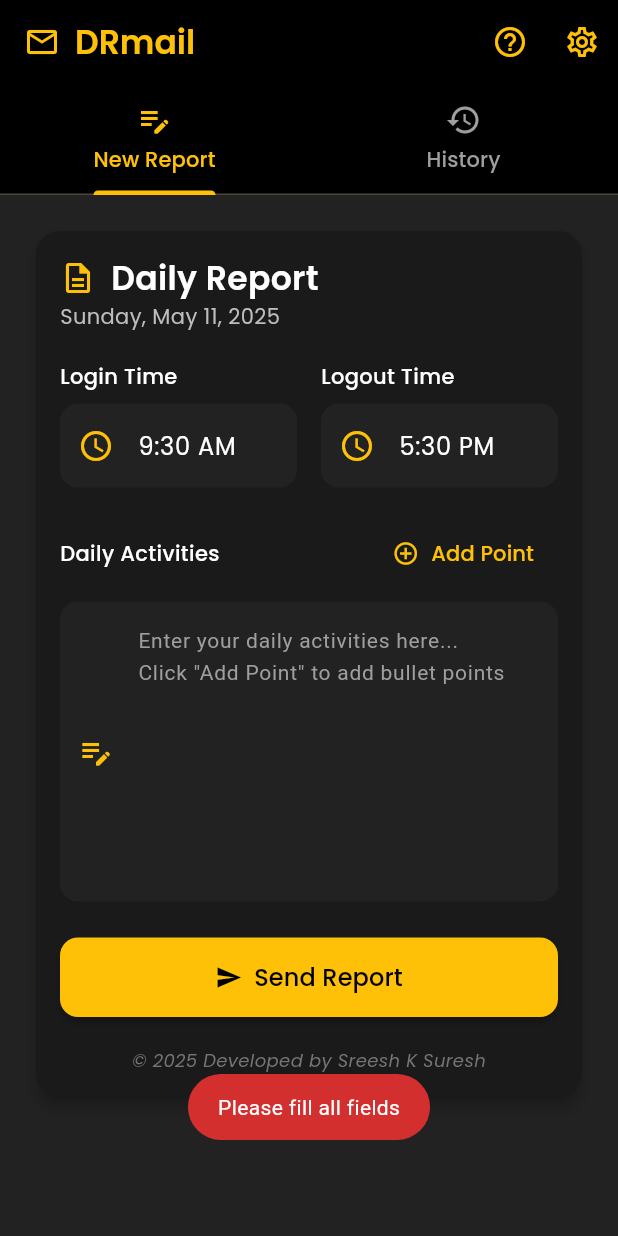
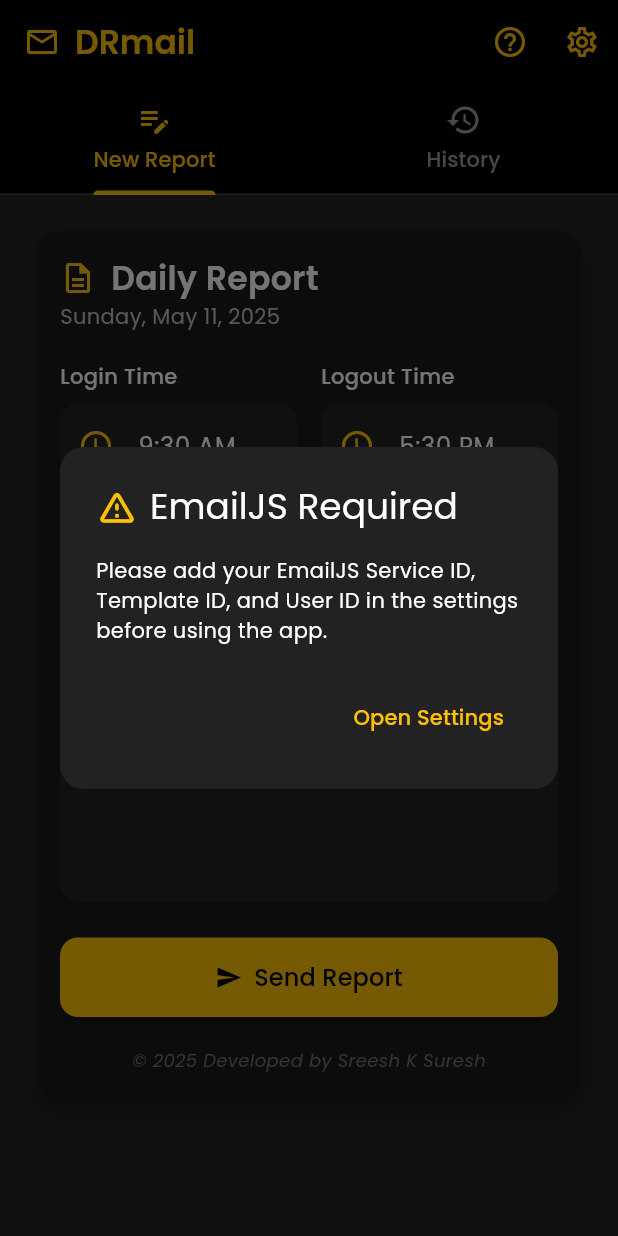
Before and after one commit to Sreeshks/drmail, a Flutter app: the screen it shows after launch, after a tap on "Send Report", on a phone screen of 412 x 824 dp. Run offline on Flutter 3.47's test engine with Material 3 defaults, Android fonts, the phone set to English and light mode, and no system bars; drawn by our look-alikes of flutter_animate; our stand-ins replace fluttertoast, google_fonts, shared_preferences.

Commit message:
bug fixed and add  emailjs ids required

```diff
--- a/lib/main.dart
+++ b/lib/main.dart
@@ -137,11 +137,60 @@ class _EmailScreenState extends State<EmailScreen>
 
   Future<void> _loadEmailServiceSettings() async {
     SharedPreferences prefs = await SharedPreferences.getInstance();
-    _serviceIdController.text =
-        prefs.getString('serviceId') ?? 'service_po5m52c';
-    _templateIdController.text =
-        prefs.getString('templateId') ?? 'template_icnzmr9';
-    _userIdController.text = prefs.getString('userId') ?? 'ys6bmZUnz4w5hWi1g';
+    _serviceIdController.text = prefs.getString('serviceId') ?? '';
+    _templateIdController.text = prefs.getString('templateId') ?? '';
+    _userIdController.text = prefs.getString('userId') ?? '';
+
+    // Check if any EmailJS ID is missing and show dialog
+    if (_serviceIdController.text.trim().isEmpty ||
+        _templateIdController.text.trim().isEmpty ||
+        _userIdController.text.trim().isEmpty) {
+      // Wait for the first frame to ensure context is available
+      WidgetsBinding.instance.addPostFrameCallback((_) {
+        showDialog(
+          context: context,
+          barrierDismissible: false,
+          builder: (BuildContext context) {
+            return AlertDialog(
+              backgroundColor: const Color(0xFF222222),
+              shape: RoundedRectangleBorder(
+                borderRadius: BorderRadius.circular(16),
+              ),
+              title: Row(
+                children: [
+                  const Icon(
+                    Icons.warning_amber_rounded,
+                    color: Colors.amber,
+                    size: 28,
+                  ),
+                  const SizedBox(width: 8),
+                  Text(
+                    'EmailJS Required',
+                    style: GoogleFonts.poppins(color: Colors.white),
+                  ),
+                ],
+              ),
+              content: Text(
+                'Please add your EmailJS Service ID, Template ID, and User ID in the settings before using the app.',
+                style: GoogleFonts.poppins(color: Colors.white),
+              ),
+              actions: [
+                TextButton(
+                  child: Text(
+                    'Open Settings',
+                    style: GoogleFonts.poppins(color: Colors.amber),
+                  ),
+                  onPressed: () {
+                    Navigator.of(context).pop();
+                    _showServiceSettingsDialog();
+                  },
+                ),
+              ],
+            );
+          },
+        );
+      });
+    }
   }
 
   Future<void> _saveEmailServiceSettings() async {
@@ -189,11 +238,17 @@ class _EmailScreenState extends State<EmailScreen>
   Future<void> sendEmail() async {
     if (_bodyController.text.isEmpty ||
         _loginTimeController.text.isEmpty ||
-        _logoutTimeController.text.isEmpty ||
-        _serviceIdController.text.isEmpty ||
-        _templateIdController.text.isEmpty ||
-        _userIdController.text.isEmpty) {
+        _logoutTimeController.text.isEmpty) {
       showToast('Please fill all fields');
+      return;
+    }
+    if (_serviceIdController.text.trim().isEmpty ||
+        _templateIdController.text.trim().isEmpty ||
+        _userIdController.text.trim().isEmpty) {
+      showToast(
+        'Please add your EmailJS Service ID, Template ID, and User ID in the settings before sending a report.',
+      );
+      _showServiceSettingsDialog();
       return;
     }
 
```
